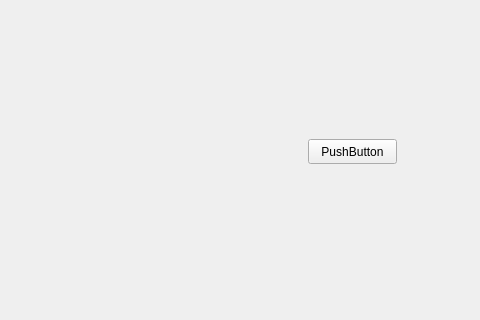
The window that examples/03_QtOpenGLES/01_QtTriangle/src/mainwindow.ui (engineer1109/LearnOpenGLES) describes before a commit, drawn with Qt 5; both pictures show x 312 to 792 and y 101 to 421 of the 792 by 567 pixel window.
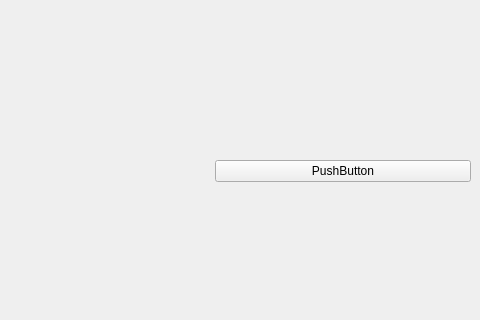
The same window after the commit. Custom widgets are drawn as their Qt base class.

```diff
--- a/examples/03_QtOpenGLES/01_QtTriangle/src/mainwindow.ui
+++ b/examples/03_QtOpenGLES/01_QtTriangle/src/mainwindow.ui
@@ -14,32 +14,22 @@
    <string>MainWindow</string>
   </property>
   <widget class="QWidget" name="centralwidget">
-   <widget class="QtOpenGLESWindow" name="widget" native="true">
-    <property name="geometry">
-     <rect>
-      <x>30</x>
-      <y>20</y>
-      <width>521</width>
-      <height>471</height>
-     </rect>
-    </property>
+   <layout class="QHBoxLayout" name="horizontalLayout" stretch="2,1">
+    <item>
+     <widget class="QtOpenGLESWindow" name="widget_opengles" native="true">
     <property name="styleSheet">
      <string notr="true"/>
     </property>
    </widget>
+    </item>
+    <item>
    <widget class="QPushButton" name="pushButton">
-    <property name="geometry">
-     <rect>
-      <x>620</x>
-      <y>240</y>
-      <width>89</width>
-      <height>25</height>
-     </rect>
-    </property>
     <property name="text">
      <string>PushButton</string>
     </property>
    </widget>
+    </item>
+   </layout>
   </widget>
   <widget class="QMenuBar" name="menubar">
    <property name="geometry">
```
Lines whose indentation alone changed are shown as unchanged.
